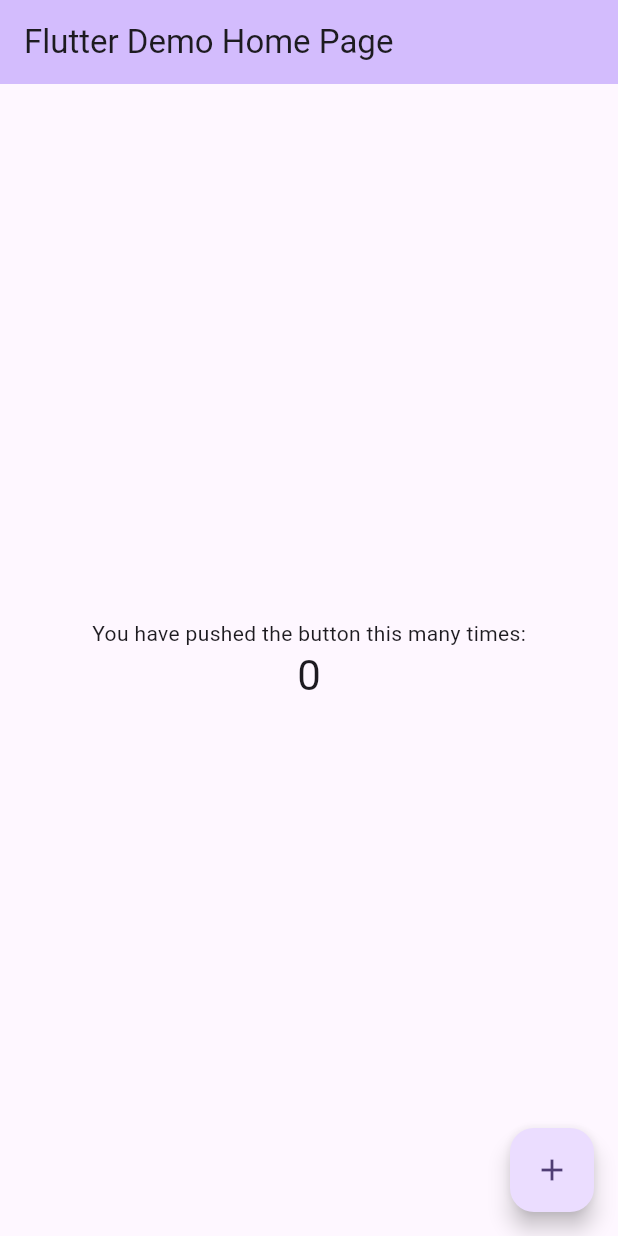
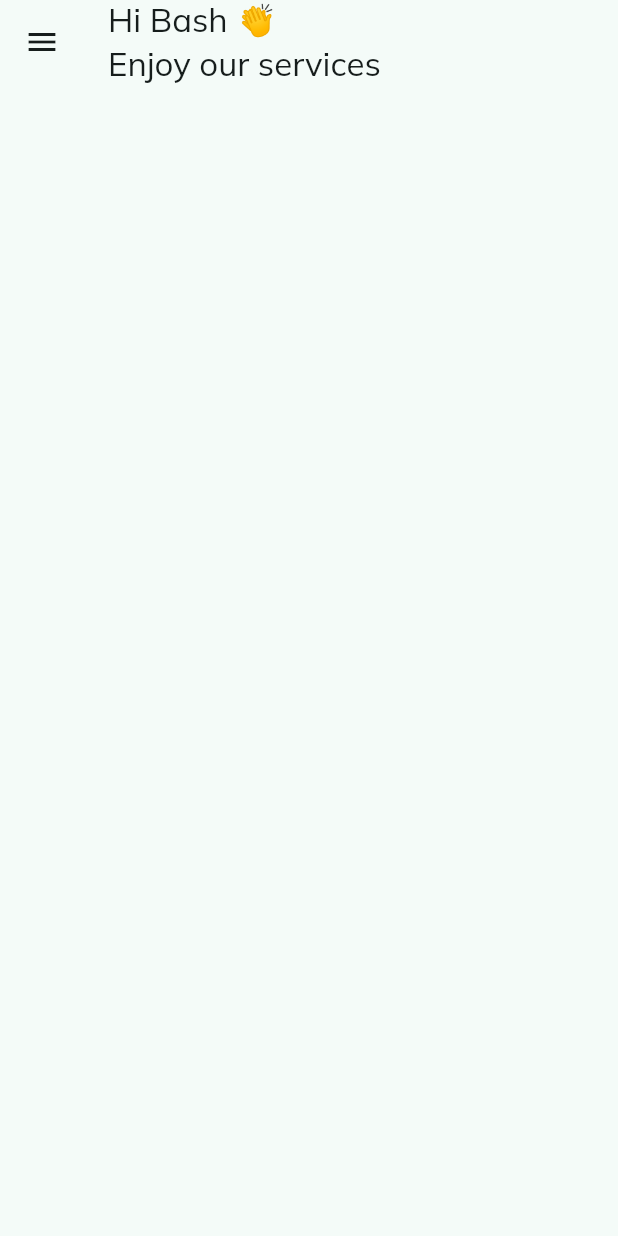
Before and after one commit to Semiteagain/recipes_shop_app, a Flutter app: the screen it shows after launch, on a phone screen of 412 x 824 dp. Run offline on Flutter 3.47's test engine with Material 2 defaults, Android fonts, the phone set to English and light mode, and no system bars; our stand-ins replace google_fonts.

Commit message:
Start homepage AppBar

```diff
--- a/lib/main.dart
+++ b/lib/main.dart
@@ -1,4 +1,6 @@
 import 'package:flutter/material.dart';
+import 'package:google_fonts/google_fonts.dart';
+import 'package:recipes_shop_app/pages/home_page.dart';
 
 void main() {
   runApp(const MyApp());
@@ -11,115 +13,14 @@ class MyApp extends StatelessWidget {
   @override
   Widget build(BuildContext context) {
     return MaterialApp(
-      title: 'Flutter Demo',
+      title: 'Recipes Shop App',
+      debugShowCheckedModeBanner: false,
       theme: ThemeData(
-        // This is the theme of your application.
-        //
-        // TRY THIS: Try running your application with "flutter run". You'll see
-        // the application has a blue toolbar. Then, without quitting the app,
-        // try changing the seedColor in the colorScheme below to Colors.green
-        // and then invoke "hot reload" (save your changes or press the "hot
-        // reload" button in a Flutter-supported IDE, or press "r" if you used
-        // the command line to start the app).
-        //
-        // Notice that the counter didn't reset back to zero; the application
-        // state is not lost during the reload. To reset the state, use hot
-        // restart instead.
-        //
-        // This works for code too, not just values: Most code changes can be
-        // tested with just a hot reload.
-        colorScheme: ColorScheme.fromSeed(seedColor: Colors.deepPurple),
+        colorScheme: ColorScheme.fromSeed(seedColor: Colors.teal),
         useMaterial3: true,
+        textTheme: GoogleFonts.mulishTextTheme(),
       ),
-      home: const MyHomePage(title: 'Flutter Demo Home Page'),
+      home: const HomePage(),
     );
   }
 }
-
-class MyHomePage extends StatefulWidget {
-  const MyHomePage({super.key, required this.title});
-
-  // This widget is the home page of your application. It is stateful, meaning
-  // that it has a State object (defined below) that contains fields that affect
-  // how it looks.
-
-  // This class is the configuration for the state. It holds the values (in this
-  // case the title) provided by the parent (in this case the App widget) and
-  // used by the build method of the State. Fields in a Widget subclass are
-  // always marked "final".
-
-  final String title;
-
-  @override
-  State<MyHomePage> createState() => _MyHomePageState();
-}
-
-class _MyHomePageState extends State<MyHomePage> {
-  int _counter = 0;
-
-  void _incrementCounter() {
-    setState(() {
-      // This call to setState tells the Flutter framework that something has
-      // changed in this State, which causes it to rerun the build method below
-      // so that the display can reflect the updated values. If we changed
-      // _counter without calling setState(), then the build method would not be
-      // called again, and so nothing would appear to happen.
-      _counter++;
-    });
-  }
-
-  @override
-  Widget build(BuildContext context) {
-    // This method is rerun every time setState is called, for instance as done
-    // by the _incrementCounter method above.
-    //
-    // The Flutter framework has been optimized to make rerunning build methods
-    // fast, so that you can just rebuild anything that needs updating rather
-    // than having to individually change instances of widgets.
-    return Scaffold(
-      appBar: AppBar(
-        // TRY THIS: Try changing the color here to a specific color (to
-        // Colors.amber, perhaps?) and trigger a hot reload to see the AppBar
-        // change color while the other colors stay the same.
-        backgroundColor: Theme.of(context).colorScheme.inversePrimary,
-        // Here we take the value from the MyHomePage object that was created by
-        // the App.build method, and use it to set our appbar title.
-        title: Text(widget.title),
-      ),
-      body: Center(
-        // Center is a layout widget. It takes a single child and positions it
-        // in the middle of the parent.
-        child: Column(
-          // Column is also a layout widget. It takes a list of children and
-          // arranges them vertically. By default, it sizes itself to fit its
-          // children horizontally, and tries to be as tall as its parent.
-          //
-          // Column has various properties to control how it sizes itself and
-          // how it positions its children. Here we use mainAxisAlignment to
-          // center the children vertically; the main axis here is the vertical
-          // axis because Columns are vertical (the cross axis would be
-          // horizontal).
-          //
-          // TRY THIS: Invoke "debug painting" (choose the "Toggle Debug Paint"
-          // action in the IDE, or press "p" in the console), to see the
-          // wireframe for each widget.
-          mainAxisAlignment: MainAxisAlignment.center,
-          children: <Widget>[
-            const Text(
-              'You have pushed the button this many times:',
-            ),
-            Text(
-              '$_counter',
-              style: Theme.of(context).textTheme.headlineMedium,
-            ),
-          ],
-        ),
-      ),
-      floatingActionButton: FloatingActionButton(
-        onPressed: _incrementCounter,
-        tooltip: 'Increment',
-        child: const Icon(Icons.add),
-      ), // This trailing comma makes auto-formatting nicer for build methods.
-    );
-  }
-}
--- /dev/null
+++ b/lib/pages/home_page.dart
@@ -0,0 +1,17 @@
+import 'package:flutter/material.dart';
+
+class HomePage extends StatelessWidget {
+  const HomePage({super.key});
+
+  @override
+  Widget build(BuildContext context) {
+    return Scaffold(
+        drawer: const Drawer(),
+        appBar: AppBar(
+          title: const Column(
+            crossAxisAlignment: CrossAxisAlignment.start,
+            children: [Text('Hi Bash 👏'), Text('Enjoy our services')],
+          ),
+        ));
+  }
+}
```
Also changed, not shown: pubspec.yaml (+11 -39 lines), pubspec.lock, 2 other files.
